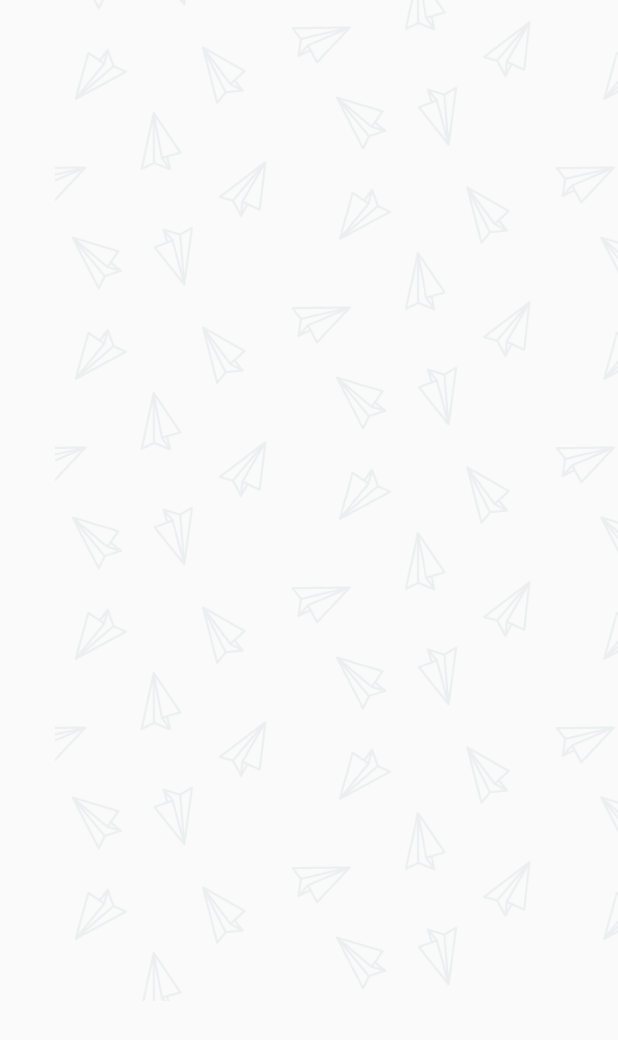
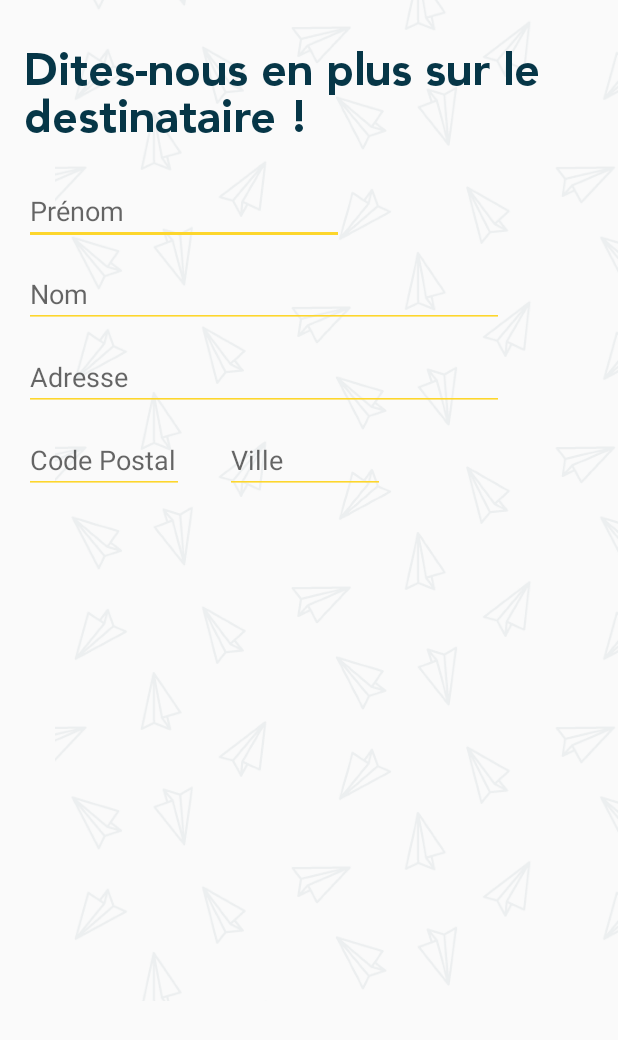
Before and after one commit to GetLetter/Getletter-android, an Android app: the layout activity_recipient.xml on its own in the app's theme, with its tools: preview values and no code run, on a phone screen of 412 x 824 dp. Shown: the top 1040 px of the screen. Run offline under Robolectric (Android 15) with nearby library versions, the phone set to English and light mode, and no system bars.

Commit message:
:lipstick: Recipient - Add inputs

```diff
--- a/app/src/main/res/layout/activity_recipient.xml
+++ b/app/src/main/res/layout/activity_recipient.xml
@@ -18,4 +18,89 @@
         app:layout_constraintEnd_toEndOf="parent"
         app:srcCompat="@drawable/pattern_plane" />
 
+    <TextView
+        android:id="@+id/text2"
+        android:layout_width="0dp"
+        android:layout_height="wrap_content"
+        android:layout_marginEnd="16dp"
+        android:layout_marginStart="16dp"
+        android:layout_marginTop="20dp"
+        android:fontFamily="@font/avenir_black"
+        android:lineSpacingMultiplier="0.8"
+        android:text="Dites-nous en plus sur le destinataire !"
+        android:textColor="@color/colorPrimary"
+        android:textSize="30sp"
+        app:layout_constraintEnd_toEndOf="parent"
+        app:layout_constraintStart_toStartOf="parent"
+        app:layout_constraintTop_toTopOf="parent" />
+
+    <EditText
+        android:id="@+id/input1"
+        android:layout_width="0dp"
+        android:layout_height="wrap_content"
+        android:ems="10"
+        android:layout_marginStart="16dp"
+        android:layout_marginTop="16dp"
+        android:inputType="textPersonName"
+        android:hint="Prénom"
+        android:textColor="#E5E6E6"
+        android:backgroundTint="@color/colorAccent"
+        app:layout_constraintTop_toBottomOf="@+id/text2"
+        app:layout_constraintStart_toStartOf="parent" />
+
+    <EditText
+        android:id="@+id/input2"
+        android:layout_width="0dp"
+        android:layout_height="wrap_content"
+        android:ems="15"
+        android:layout_marginStart="16dp"
+        android:layout_marginTop="10dp"
+        android:inputType="textPersonName"
+        android:hint="Nom"
+        android:textColor="#E5E6E6"
+        android:backgroundTint="@color/colorAccent"
+        app:layout_constraintTop_toBottomOf="@+id/input1"
+        app:layout_constraintStart_toStartOf="parent" />
+
+    <EditText
+        android:id="@+id/input3"
+        android:layout_width="0dp"
+        android:layout_height="wrap_content"
+        android:ems="15"
+        android:layout_marginStart="16dp"
+        android:inputType="textPersonName"
+        android:layout_marginTop="10dp"
+        android:hint="Adresse"
+        android:textColor="#E5E6E6"
+        android:backgroundTint="@color/colorAccent"
+        app:layout_constraintTop_toBottomOf="@+id/input2"
+        app:layout_constraintStart_toStartOf="parent" />
+
+    <EditText
+        android:id="@+id/input4"
+        android:layout_width="0dp"
+        android:layout_height="wrap_content"
+        android:ems="5"
+        android:layout_marginStart="16dp"
+        android:inputType="textPersonName"
+        android:layout_marginTop="10dp"
+        android:hint="Code Postal"
+        android:textColor="#E5E6E6"
+        android:backgroundTint="@color/colorAccent"
+        app:layout_constraintTop_toBottomOf="@+id/input3"
+        app:layout_constraintStart_toStartOf="parent" />
+
+    <EditText
+        android:id="@+id/input5"
+        android:layout_width="0dp"
+        android:layout_height="wrap_content"
+        android:ems="5"
+        android:layout_marginStart="150dp"
+        android:inputType="textPersonName"
+        android:hint="Ville"
+        android:textColor="#E5E6E6"
+        android:backgroundTint="@color/colorAccent"
+        app:layout_constraintBaseline_toBaselineOf="@id/input4"
+        app:layout_constraintStart_toStartOf="parent" />
+
 </android.support.constraint.ConstraintLayout>
```
